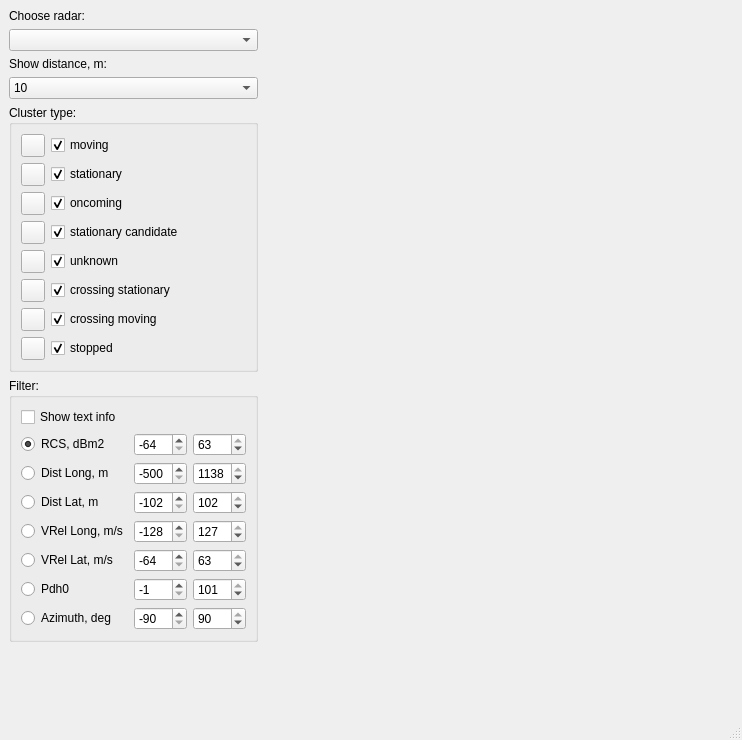
This is displaydata.ui in anatoltrush/RadarVisual as Qt 5 draws it before an edit. The edited form follows.
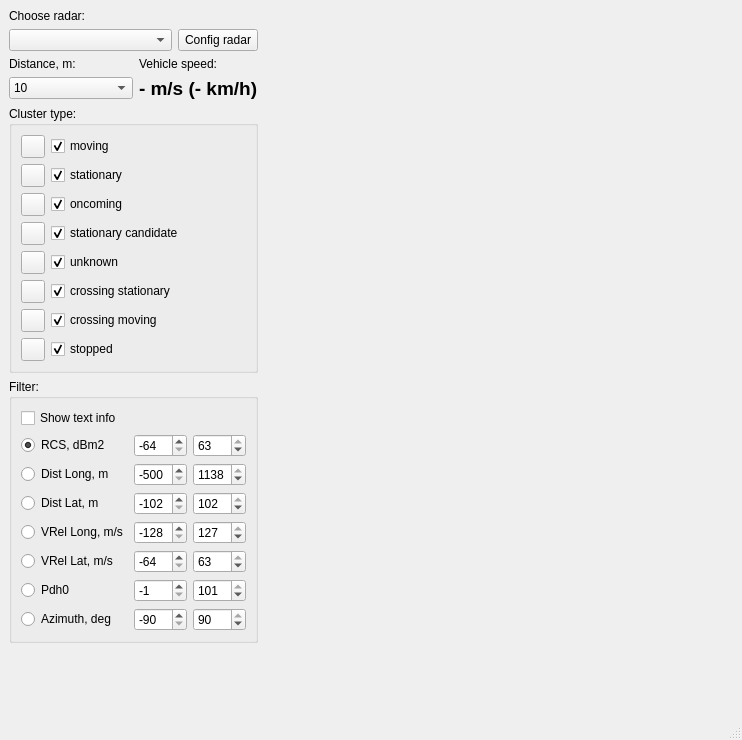
This is the edited form. Icons and pictures are not drawn. Custom widgets are drawn as their Qt base class.

Commit message: Attempt ZMQ + Veh speed

Patch:
```diff
--- a/displaydata.ui
+++ b/displaydata.ui
@@ -41,17 +41,57 @@
        </widget>
       </item>
       <item>
-       <widget class="QComboBox" name="cmBRadNum"/>
-      </item>
+       <layout class="QHBoxLayout" name="horizontalLayout">
+        <item>
+         <widget class="QComboBox" name="cmBRadNum">
+          <property name="sizePolicy">
+           <sizepolicy hsizetype="Minimum" vsizetype="Fixed">
+            <horstretch>0</horstretch>
+            <verstretch>0</verstretch>
+           </sizepolicy>
+          </property>
+         </widget>
+        </item>
+        <item>
+         <widget class="QPushButton" name="pBConfigRadar">
+          <property name="sizePolicy">
+           <sizepolicy hsizetype="Fixed" vsizetype="Fixed">
+            <horstretch>0</horstretch>
+            <verstretch>0</verstretch>
+           </sizepolicy>
+          </property>
+          <property name="text">
+           <string>Config radar</string>
+          </property>
+         </widget>
+        </item>
+       </layout>
+      </item>
+      <item>
+       <layout class="QHBoxLayout" name="horizontalLayout_2">
+        <item>
+         <layout class="QVBoxLayout" name="verticalLayout_2">
       <item>
        <widget class="QLabel" name="lChsDist">
+            <property name="sizePolicy">
+             <sizepolicy hsizetype="Minimum" vsizetype="Fixed">
+              <horstretch>0</horstretch>
+              <verstretch>0</verstretch>
+             </sizepolicy>
+            </property>
         <property name="text">
-         <string>Show distance, m:</string>
+             <string>Distance, m:</string>
         </property>
        </widget>
       </item>
       <item>
        <widget class="QComboBox" name="cBChsDist">
+            <property name="sizePolicy">
+             <sizepolicy hsizetype="Minimum" vsizetype="Fixed">
+              <horstretch>0</horstretch>
+              <verstretch>0</verstretch>
+             </sizepolicy>
+            </property>
         <item>
          <property name="text">
           <string>10</string>
@@ -88,6 +128,47 @@
          </property>
         </item>
        </widget>
+          </item>
+         </layout>
+        </item>
+        <item>
+         <layout class="QVBoxLayout" name="verticalLayout">
+          <item>
+           <widget class="QLabel" name="lVSpeed">
+            <property name="sizePolicy">
+             <sizepolicy hsizetype="Fixed" vsizetype="Fixed">
+              <horstretch>0</horstretch>
+              <verstretch>0</verstretch>
+             </sizepolicy>
+            </property>
+            <property name="text">
+             <string>Vehicle speed:</string>
+            </property>
+           </widget>
+          </item>
+          <item>
+           <widget class="QLabel" name="lSpeed_M_KM">
+            <property name="sizePolicy">
+             <sizepolicy hsizetype="Fixed" vsizetype="Fixed">
+              <horstretch>0</horstretch>
+              <verstretch>0</verstretch>
+             </sizepolicy>
+            </property>
+            <property name="font">
+             <font>
+              <pointsize>14</pointsize>
+              <weight>75</weight>
+              <bold>true</bold>
+             </font>
+            </property>
+            <property name="text">
+             <string>- m/s (- km/h)</string>
+            </property>
+           </widget>
+          </item>
+         </layout>
+        </item>
+       </layout>
       </item>
       <item>
        <widget class="QGroupBox" name="gBClType">
```
Left out of the diff: 2 changed lines with no effect on the pictures. Lines whose indentation alone changed are shown as unchanged. The commit also changes 12 other files.
